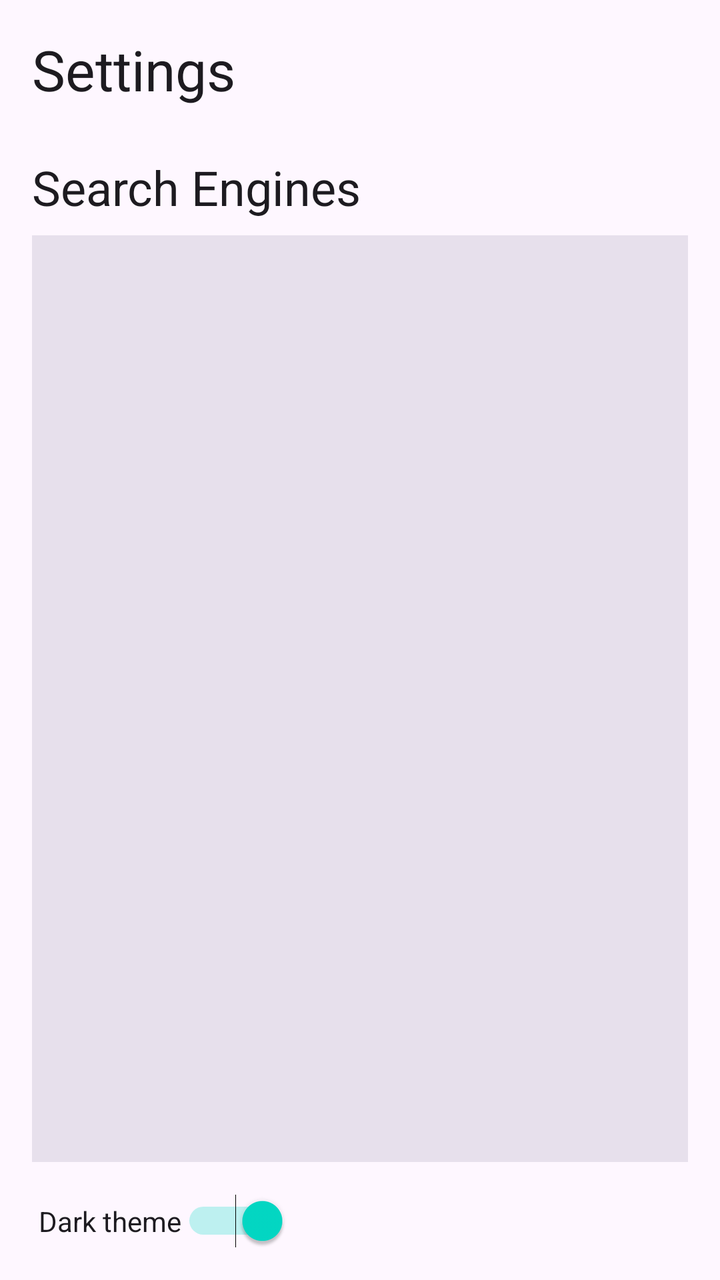
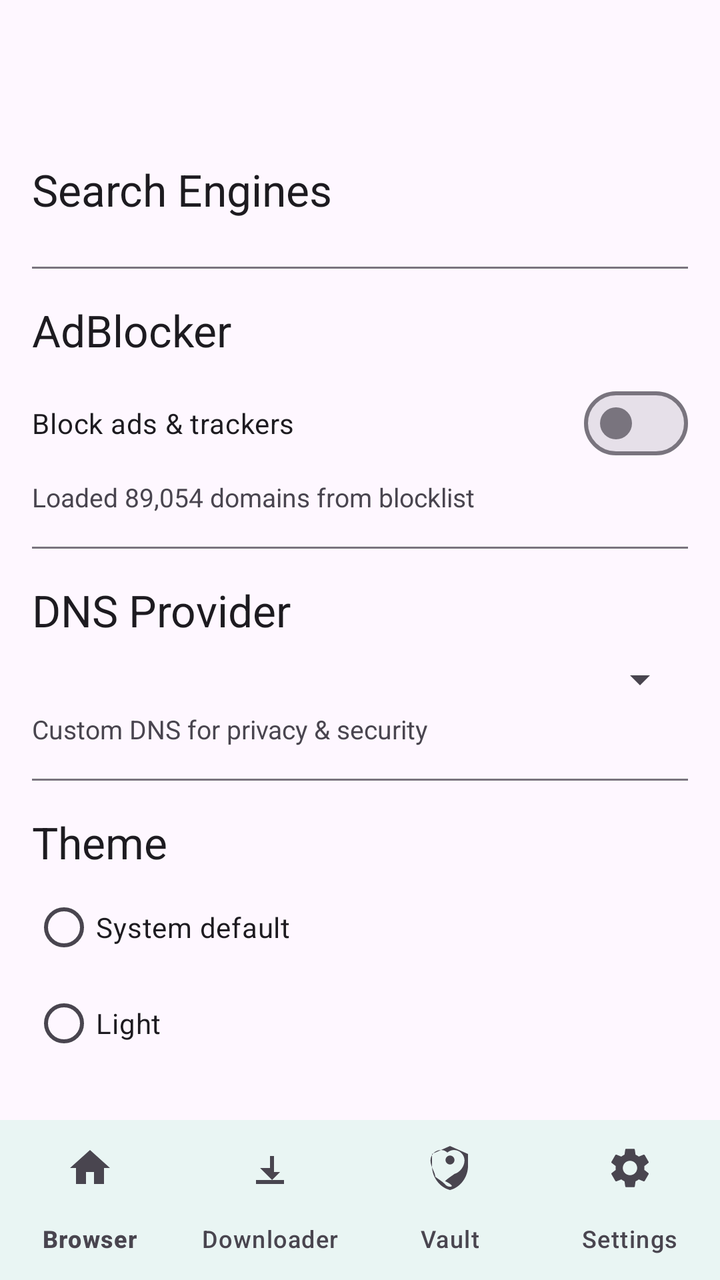

Two renders of the same Android screen: before a commit and after it. Below are the layout's source before the change and the commit's diff.
<!-- AndroidManifest.xml: activity theme Theme.VrVideo.NoActionBar -->
<!-- res/layout/activity_settings.xml -->
<?xml version="1.0" encoding="utf-8"?>
<LinearLayout xmlns:android="http://schemas.android.com/apk/res/android"
    android:layout_width="match_parent"
    android:layout_height="match_parent"
    android:orientation="vertical"
    android:padding="16dp"
    android:background="?attr/colorSurface">

    <TextView
        android:layout_width="wrap_content"
        android:layout_height="wrap_content"
        android:text="@string/menu_settings"
        android:textAppearance="?attr/textAppearanceHeadlineMedium"
        android:textColor="?attr/colorOnSurface" />

    <TextView
        android:layout_width="wrap_content"
        android:layout_height="wrap_content"
        android:layout_marginTop="24dp"
        android:text="Search Engines"
        android:textAppearance="?attr/textAppearanceHeadlineSmall"
        android:textColor="?attr/colorOnSurface" />

    <ListView
        android:id="@+id/listSearchEngines"
        android:layout_width="match_parent"
        android:layout_height="0dp"
        android:layout_weight="1"
        android:layout_marginTop="8dp"
        android:background="?attr/colorSurfaceVariant" />

    <LinearLayout
        android:layout_width="match_parent"
        android:layout_height="wrap_content"
        android:layout_marginTop="16dp"
        android:orientation="horizontal"
        android:gravity="center_vertical">

        <Switch
            android:id="@+id/switchDarkMode"
            android:layout_width="wrap_content"
            android:layout_height="wrap_content"
            android:text=" Dark theme"
            android:checked="true" />

    </LinearLayout>

</LinearLayout>
<!-- resources referenced by this layout -->
<resources>
  <string name="menu_settings">Settings</string>
  <style name="Theme.VrVideo.NoActionBar" parent="Theme.VrVideo">
          <item name="windowActionBar">false</item>
          <item name="windowNoTitle">true</item>
          <item name="android:windowFullscreen">true</item>
      </style>
  <style name="Theme.VrVideo" parent="Theme.Material3.DayNight.NoActionBar">
          <item name="colorPrimary">@color/md_theme_primary</item>
          <item name="colorOnPrimary">@color/md_theme_onPrimary</item>
          <item name="colorSecondary">@color/md_theme_secondary</item>
          <item name="android:windowBackground">@color/md_theme_background</item>
          <item name="android:statusBarColor">?attr/colorPrimary</item>
          <item name="android:navigationBarColor">?attr/colorSurface</item>
          <item name="android:textColorPrimary">?attr/colorOnBackground</item>
          <item name="android:textColorSecondary">?attr/colorOnSurfaceVariant</item>
          <item name="android:forceDarkAllowed">true</item>
      </style>
  <color name="md_theme_primary">#00E676</color>
  <color name="md_theme_onPrimary">#000000</color>
  <color name="md_theme_secondary">#03DAC6</color>
  <color name="md_theme_background">#121212</color>
</resources>

<!-- the commit's change to res/layout/activity_settings.xml (unified diff, before → after) -->
@@ -1,48 +1,214 @@
 <?xml version="1.0" encoding="utf-8"?>
 <LinearLayout xmlns:android="http://schemas.android.com/apk/res/android"
+    xmlns:app="http://schemas.android.com/apk/res-auto"
     android:layout_width="match_parent"
     android:layout_height="match_parent"
     android:orientation="vertical"
-    android:padding="16dp"
     android:background="?attr/colorSurface">
 
-    <TextView
-        android:layout_width="wrap_content"
-        android:layout_height="wrap_content"
-        android:text="@string/menu_settings"
-        android:textAppearance="?attr/textAppearanceHeadlineMedium"
-        android:textColor="?attr/colorOnSurface" />
-
-    <TextView
-        android:layout_width="wrap_content"
-        android:layout_height="wrap_content"
-        android:layout_marginTop="24dp"
-        android:text="Search Engines"
-        android:textAppearance="?attr/textAppearanceHeadlineSmall"
-        android:textColor="?attr/colorOnSurface" />
-
-    <ListView
-        android:id="@+id/listSearchEngines"
+    <LinearLayout
         android:layout_width="match_parent"
         android:layout_height="0dp"
         android:layout_weight="1"
-        android:layout_marginTop="8dp"
-        android:background="?attr/colorSurfaceVariant" />
-
-    <LinearLayout
+        android:orientation="vertical"
+        android:background="?attr/colorSurface"
+        android:fitsSystemWindows="true">
+
+        <androidx.appcompat.widget.Toolbar
+            android:id="@+id/toolbar"
+            android:layout_width="match_parent"
+            android:layout_height="?attr/actionBarSize"
+            android:background="?attr/colorSurface"
+            android:title="@string/menu_settings"
+            android:titleTextColor="?attr/colorOnSurface" />
+
+        <androidx.core.widget.NestedScrollView
+            android:layout_width="match_parent"
+            android:layout_height="0dp"
+            android:layout_weight="1"
+            android:padding="16dp">
+
+            <LinearLayout
+                android:layout_width="match_parent"
+                android:layout_height="wrap_content"
+                android:orientation="vertical"
+                android:paddingBottom="24dp">
+
+                
+                <TextView
+                    android:layout_width="wrap_content"
+                    android:layout_height="wrap_content"
+                    android:text="@string/settings_search_engines"
+                    android:textAppearance="?attr/textAppearanceTitleLarge"
+                    android:textColor="?attr/colorOnSurface" />
+
+                <ListView
+                    android:id="@+id/rvSearchEngines"
+                    android:layout_width="match_parent"
+                    android:layout_height="wrap_content"
+                    android:layout_marginTop="8dp"
+                    android:divider="@null"
+                    android:dividerHeight="4dp" />
+
+                <View
+                    android:layout_width="match_parent"
+                    android:layout_height="1dp"
+                    android:layout_marginVertical="16dp"
+                    android:background="?attr/colorOutline" />
+
+                
+                <TextView
+                    android:layout_width="wrap_content"
+                    android:layout_height="wrap_content"
+                    android:text="@string/settings_adblock"
+                    android:textAppearance="?attr/textAppearanceTitleLarge"
+                    android:textColor="?attr/colorOnSurface" />
+
+                <com.google.android.material.materialswitch.MaterialSwitch
+                    android:id="@+id/switchAdblock"
+                    android:layout_width="match_parent"
+                    android:layout_height="wrap_content"
+                    android:layout_marginTop="8dp"
+                    android:text="@string/settings_adblock_enable"
+                    android:textColor="?attr/colorOnSurface" />
+
+                <TextView
+                    android:id="@+id/tvAdblockStatus"
+                    android:layout_width="match_parent"
+                    android:layout_height="wrap_content"
+                    android:layout_marginTop="4dp"
+                    android:text="@string/settings_adblock_status"
+                    android:textColor="?attr/colorOnSurfaceVariant"
+                    android:textSize="13sp" />
+
+                <View
+                    android:layout_width="match_parent"
+                    android:layout_height="1dp"
+                    android:layout_marginVertical="16dp"
+                    android:background="?attr/colorOutline" />
+
+                
+                <TextView
+                    android:layout_width="wrap_content"
+                    android:layout_height="wrap_content"
+                    android:text="@string/settings_dns"
+                    android:textAppearance="?attr/textAppearanceTitleLarge"
+                    android:textColor="?attr/colorOnSurface" />
+
+                <Spinner
+                    android:id="@+id/spinnerDns"
+                    android:layout_width="match_parent"
+                    android:layout_height="wrap_content"
+                    android:layout_marginTop="8dp" />
+
+                <TextView
+                    android:layout_width="wrap_content"
+                    android:layout_height="wrap_content"
+                    android:layout_marginTop="4dp"
+                    android:text="@string/settings_dns_desc"
+                    android:textColor="?attr/colorOnSurfaceVariant"
+                    android:textSize="13sp" />
+
+                <View
+                    android:layout_width="match_parent"
+                    android:layout_height="1dp"
+                    android:layout_marginVertical="16dp"
+                    android:background="?attr/colorOutline" />
+
+                
+                <TextView
+                    android:layout_width="wrap_content"
+                    android:layout_height="wrap_content"
+                    android:text="@string/settings_theme"
+                    android:textAppearance="?attr/textAppearanceTitleLarge"
+                    android:textColor="?attr/colorOnSurface" />
+
+                <RadioGroup
+                    android:id="@+id/rgTheme"
+                    android:layout_width="match_parent"
+                    android:layout_height="wrap_content"
+                    android:layout_marginTop="4dp">
+
+                    <com.google.android.material.radiobutton.MaterialRadioButton
+                        android:id="@+id/rbThemeSystem"
+                        android:layout_width="wrap_content"
+                        android:layout_height="wrap_content"
+                        android:text="@string/theme_system"
+                        android:textColor="?attr/colorOnSurface" />
+
+                    <com.google.android.material.radiobutton.MaterialRadioButton
+                        android:id="@+id/rbThemeLight"
+                        android:layout_width="wrap_content"
+                        android:layout_height="wrap_content"
+                        android:text="@string/theme_light"
+                        android:textColor="?attr/colorOnSurface" />
+
+                    <com.google.android.material.radiobutton.MaterialRadioButton
+                        android:id="@+id/rbThemeDark"
+                        android:layout_width="wrap_content"
+                        android:layout_height="wrap_content"
+                        android:text="@string/theme_dark"
+                        android:textColor="?attr/colorOnSurface" />
+                </RadioGroup>
+
+                <View
+                    android:layout_width="match_parent"
+                    android:layout_height="1dp"
+                    android:layout_marginVertical="16dp"
+                    android:background="?attr/colorOutline" />
+
+                
+                <TextView
+                    android:layout_width="wrap_content"
+                    android:layout_height="wrap_content"
+                    android:text="@string/settings_vault"
+                    android:textAppearance="?attr/textAppearanceTitleLarge"
+                    android:textColor="?attr/colorOnSurface" />
+
+                <RadioGroup
+                    android:id="@+id/rgVault"
+                    android:layout_width="match_parent"
+                    android:layout_height="wrap_content"
+                    android:layout_marginTop="4dp">
+
+                    <com.google.android.material.radiobutton.MaterialRadioButton
+                        android:id="@+id/rbVaultHidden"
+                        android:layout_width="wrap_content"
+                        android:layout_height="wrap_content"
+                        android:text="@string/vault_hidden"
+                        android:textColor="?attr/colorOnSurface" />
+
+                    <com.google.android.material.radiobutton.MaterialRadioButton
+                        android:id="@+id/rbVaultPublic"
+                        android:layout_width="wrap_content"
+                        android:layout_height="wrap_content"
+                        android:text="@string/vault_public"
+                        android:textColor="?attr/colorOnSurface" />
+                </RadioGroup>
+
+                <TextView
+                    android:layout_width="wrap_content"
+                    android:layout_height="wrap_content"
+                    android:layout_marginTop="4dp"
+                    android:text="@string/vault_storage_desc"
+                    android:textColor="?attr/colorOnSurfaceVariant"
+                    android:textSize="13sp" />
+
+            </LinearLayout>
+        </androidx.core.widget.NestedScrollView>
+
+    </LinearLayout>
+
+    
+    <com.google.android.material.bottomnavigation.BottomNavigationView
+        android:id="@+id/bottomNav"
         android:layout_width="match_parent"
         android:layout_height="wrap_content"
-        android:layout_marginTop="16dp"
-        android:orientation="horizontal"
-        android:gravity="center_vertical">
-
-        <Switch
-            android:id="@+id/switchDarkMode"
-            android:layout_width="wrap_content"
-            android:layout_height="wrap_content"
-            android:text=" Dark theme"
-            android:checked="true" />
-
-    </LinearLayout>
+        android:background="?attr/colorSurface"
+        app:menu="@menu/bottom_nav_menu"
+        app:itemIconTint="?attr/colorOnSurfaceVariant"
+        app:itemTextColor="?attr/colorOnSurfaceVariant"
+        app:labelVisibilityMode="labeled"
+        app:itemRippleColor="@color/md_theme_primary" />
 
 </LinearLayout>
<!-- resource entries referenced after the edit -->
@@ -1,6 +1,20 @@
 <!-- resources referenced by this layout -->
 <resources>
   <string name="menu_settings">Settings</string>
+  <string name="settings_adblock">AdBlocker</string>
+  <string name="settings_adblock_enable">Block ads &amp; trackers</string>
+  <string name="settings_adblock_status">Loaded 89,054 domains from blocklist</string>
+  <string name="settings_dns">DNS Provider</string>
+  <string name="settings_dns_desc">Custom DNS for privacy &amp; security</string>
+  <string name="settings_search_engines">Search Engines</string>
+  <string name="settings_theme">Theme</string>
+  <string name="settings_vault">Vault Storage</string>
+  <string name="theme_dark">Dark</string>
+  <string name="theme_light">Light</string>
+  <string name="theme_system">System default</string>
+  <string name="vault_hidden">Hidden Vault (private, .nomedia)</string>
+  <string name="vault_public">Public Movies/360VR (visible in Gallery)</string>
+  <string name="vault_storage_desc">Choose where new downloads are saved by default</string>
   <style name="Theme.VrVideo.NoActionBar" parent="Theme.VrVideo">
           <item name="windowActionBar">false</item>
           <item name="windowNoTitle">true</item>
